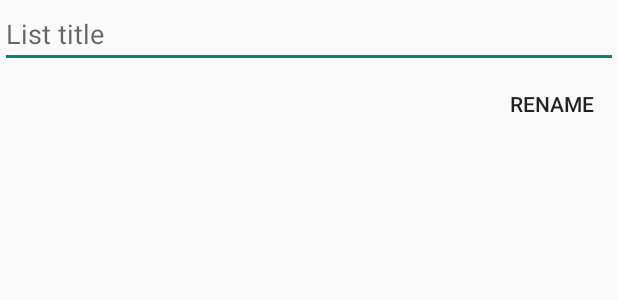
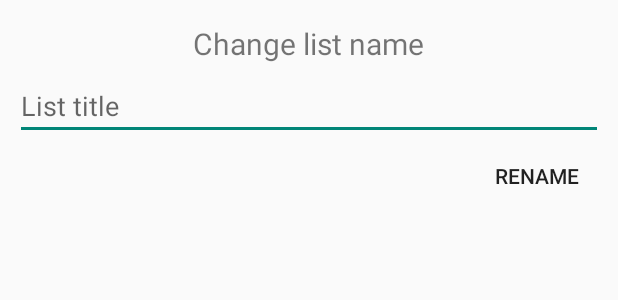
Before and after one commit to OmryRo/shopping_list, an Android app: the layout rename_list_popup_layout.xml on its own in the app's theme, with its tools: preview values and no code run, on a phone screen of 412 x 824 dp. Shown: the top 300 px of the screen. Run offline under Robolectric (Android 15) with nearby library versions, the phone set to English and light mode, and no system bars.

Commit message:
rename popup now look the same as the create popup

```diff
--- a/app/src/main/java/app/shoppinglist/wsux/shoppinglist/MainActivity.java
+++ b/app/src/main/java/app/shoppinglist/wsux/shoppinglist/MainActivity.java
@@ -211,7 +211,6 @@ public class MainActivity extends AppCompatActivity
             public void onClick(View v) {
                 String title = titleEt.getText().toString();
 
-                // TODO: add more validations
                 if (title.length() == 0) {
                     return;
                 }
--- a/app/src/main/res/layout/rename_list_popup_layout.xml
+++ b/app/src/main/res/layout/rename_list_popup_layout.xml
@@ -2,7 +2,17 @@
 <LinearLayout xmlns:android="http://schemas.android.com/apk/res/android"
     android:layout_width="match_parent"
     android:layout_height="match_parent"
-    android:orientation="vertical">
+    android:orientation="vertical"
+    android:padding="10dp">
+
+    <TextView
+        android:layout_width="wrap_content"
+        android:layout_height="wrap_content"
+        android:text="@string/chage_list_name"
+        android:padding="5dp"
+        android:textSize="20sp"
+        android:layout_gravity="center"
+        />
 
     <EditText
         android:id="@+id/rename_list_popup_title"
--- a/app/src/main/res/values/strings.xml
+++ b/app/src/main/res/values/strings.xml
@@ -16,6 +16,7 @@
     <string name="action_rename_list">Rename List</string>
     <string name="action_quit_list">Quit List</string>
     <string name="create_new_list">Create new list</string>
+    <string name="chage_list_name">Change list name</string>
     <string name="sign_out">Sign out</string>
     <string name="menu_sublist_lists">My Lists</string>
     <string name="not_available">N/A</string>
```
Also changed, not shown: 1 other file.
